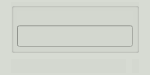
First picture: the form in abs/carac.ui, repository gabriellevy/destinLib, before the edit.
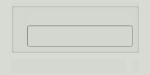
Second picture: the form after the edit.

```diff
--- a/abs/carac.ui
+++ b/abs/carac.ui
@@ -56,6 +56,16 @@
       <property name="bottomMargin">
        <number>3</number>
       </property>
+      <item>
+       <widget class="QLabel" name="imageDansBox">
+        <property name="text">
+         <string/>
+        </property>
+        <property name="scaledContents">
+         <bool>true</bool>
+        </property>
+       </widget>
+      </item>
       <item>
        <layout class="QHBoxLayout" name="horizontalLayout_3">
         <property name="spacing">
```
